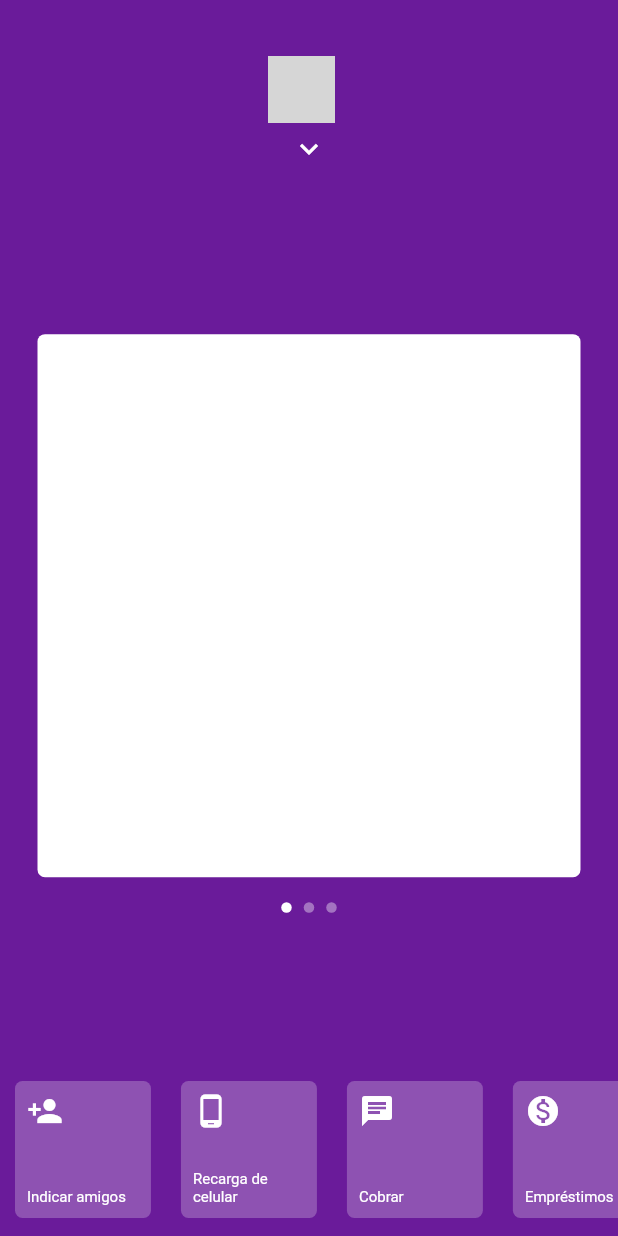
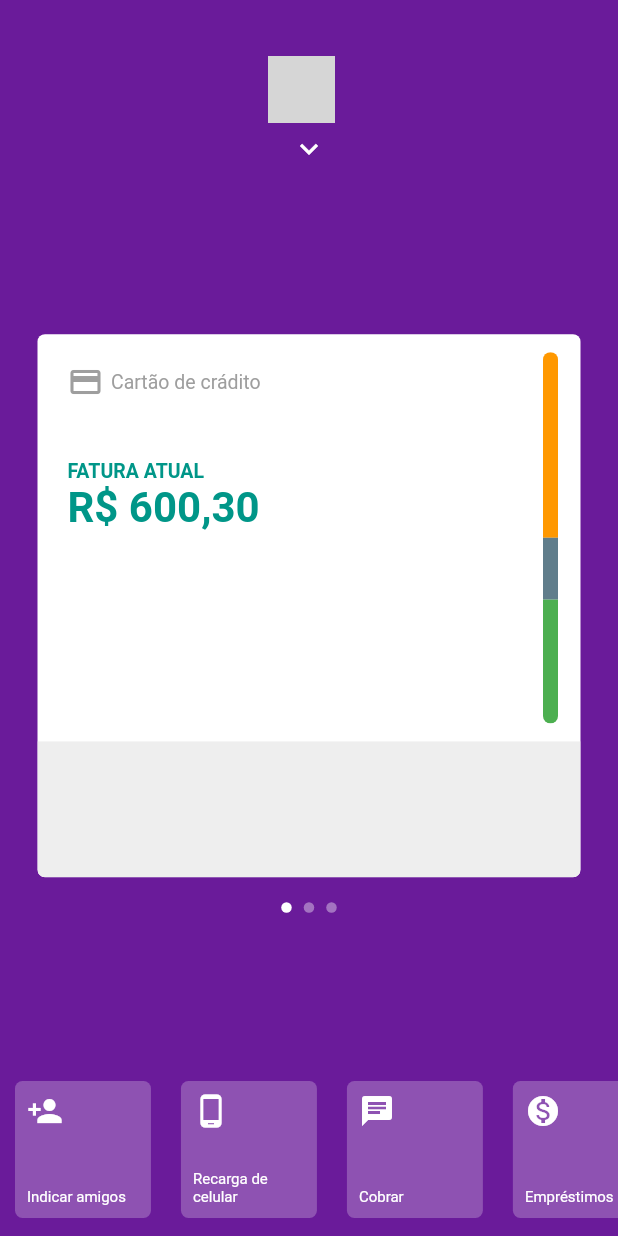
Before and after one commit to maickom88/nubank_inpiration_with_flutter, a Flutter app: the screen it shows after launch, on a phone screen of 412 x 824 dp. Run offline on Flutter 3.47's test engine with Material 2 defaults, Android fonts, the phone set to English and light mode, and no system bars; network calls fail; grey boxes are pictures that could not be loaded.

Commit message:
Card feito

```diff
--- a/lib/pages/home/home_page.dart
+++ b/lib/pages/home/home_page.dart
@@ -1,4 +1,5 @@
 import 'package:flutter/material.dart';
+import 'package:nubank_app/pages/home/widgets/bottom_menu.dart';
 import 'package:nubank_app/pages/home/widgets/item_menu_bottom.dart';
 import 'package:nubank_app/pages/home/widgets/menu_app.dart';
 import 'package:nubank_app/pages/home/widgets/my_dots_app.dart';
@@ -52,6 +53,7 @@ class _HomePageState extends State<HomePage> {
               showMenu: _showMenu,
               top: _screeHeight * 0.18,
             ),
+            BottomMenu(showMenu:  _showMenu,),
             PageViewApp(
               showMenu: _showMenu,
               top:
@@ -95,63 +97,7 @@ class _HomePageState extends State<HomePage> {
               top: _screeHeight * .73,
               currentIndex: _currentIndex,
             ),
-            AnimatedPositioned(
-              duration: Duration(milliseconds: 200),
-              bottom: _showMenu ? 0 + MediaQuery.of(context).padding.bottom : 0,
-              left: 0,
-              right: 0,
-              height: _screeHeight * 0.14,
-              child: AnimatedOpacity(
-                duration: Duration(milliseconds: 200),
-                opacity: _showMenu ? 0 : 1,
-                child: IgnorePointer(
-                  ignoring: _showMenu == true,
-                  child: Container(
-                    child: ListView(
-                        physics: BouncingScrollPhysics(),
-                        scrollDirection: Axis.horizontal,
-                        children: <Widget>[
-                          ItemMenuBottom(
-                            icon: Icons.person_add,
-                            text: "Indicar amigos",
-                          ),
-                          ItemMenuBottom(
-                            icon: Icons.phone_android,
-                            text: "Recarga de celular",
-                          ),
-                          ItemMenuBottom(
-                            icon: Icons.chat,
-                            text: "Cobrar",
-                          ),
-                          ItemMenuBottom(
-                            icon: Icons.monetization_on,
-                            text: "Empréstimos",
-                          ),
-                          ItemMenuBottom(
-                            icon: Icons.move_to_inbox,
-                            text: "Depositar",
-                          ),
-                          ItemMenuBottom(
-                            icon: Icons. mobile_screen_share,
-                            text: "Transferir",
-                          ),
-                          ItemMenuBottom(
-                            icon: Icons. format_align_center,
-                            text: "Ajustar limite",
-                          ),
-                          ItemMenuBottom(
-                            icon: Icons.chrome_reader_mode,
-                            text: "Pagar",
-                          ),
-                          ItemMenuBottom(
-                            icon: Icons.lock_open,
-                            text: "Bloquear cartão",
-                          ),
-                        ]),
-                  ),
-                ),
-              ),
-            )
+
           ],
         ));
   }
--- /dev/null
+++ b/lib/pages/home/widgets/bottom_menu.dart
@@ -0,0 +1,69 @@
+import 'package:flutter/material.dart';
+import 'package:nubank_app/pages/home/widgets/item_menu_bottom.dart';
+
+class BottomMenu extends StatelessWidget {
+
+  final bool showMenu;
+  const BottomMenu({Key key, this.showMenu}) : super(key: key);
+
+  @override
+  Widget build(BuildContext context) {
+    return AnimatedPositioned(
+    duration: Duration(milliseconds: 200),
+    bottom: showMenu ? 0 + MediaQuery.of(context).padding.bottom : 0,
+    left: 0,
+    right: 0,
+    height: MediaQuery.of(context).size.height * 0.14,
+    child: AnimatedOpacity(
+      duration: Duration(milliseconds: 200),
+      opacity: showMenu ? 0 : 1,
+      child: IgnorePointer(
+        ignoring: showMenu == true,
+        child: Container(
+          child: ListView(
+              physics: BouncingScrollPhysics(),
+              scrollDirection: Axis.horizontal,
+              children: <Widget>[
+                ItemMenuBottom(
+                  icon: Icons.person_add,
+                  text: "Indicar amigos",
+                ),
+                ItemMenuBottom(
+                  icon: Icons.phone_android,
+                  text: "Recarga de celular",
+                ),
+                ItemMenuBottom(
+                  icon: Icons.chat,
+                  text: "Cobrar",
+                ),
+                ItemMenuBottom(
+                  icon: Icons.monetization_on,
+                  text: "Empréstimos",
+                ),
+                ItemMenuBottom(
+                  icon: Icons.move_to_inbox,
+                  text: "Depositar",
+                ),
+                ItemMenuBottom(
+                  icon: Icons. mobile_screen_share,
+                  text: "Transferir",
+                ),
+                ItemMenuBottom(
+                  icon: Icons. format_align_center,
+                  text: "Ajustar limite",
+                ),
+                ItemMenuBottom(
+                  icon: Icons.chrome_reader_mode,
+                  text: "Pagar",
+                ),
+                ItemMenuBottom(
+                  icon: Icons.lock_open,
+                  text: "Bloquear cartão",
+                ),
+              ]),
+        ),
+      ),
+    ),
+  );
+  }
+}
--- a/lib/pages/home/widgets/card_app.dart
+++ b/lib/pages/home/widgets/card_app.dart
@@ -3,14 +3,15 @@ import 'package:flutter/material.dart';
 class CardApp extends StatelessWidget {
 
   final double top;
-
-  const CardApp({Key key, this.top}) : super(key: key);
+  final Widget child;
+  const CardApp({Key key, this.top, this.child}) : super(key: key);
 
   @override
   Widget build(BuildContext context) {
     return Padding(
       padding: const EdgeInsets.all(25),
       child: Container(
+        child: child,
         decoration: BoxDecoration(
           borderRadius: BorderRadius.circular(5),
           color: Colors.white,
--- /dev/null
+++ b/lib/pages/home/widgets/first_card.dart
@@ -0,0 +1,104 @@
+import 'package:flutter/material.dart';
+
+class FirstCard extends StatelessWidget {
+  @override
+  Widget build(BuildContext context) {
+    return ClipRRect(
+      borderRadius: BorderRadius.circular(5),
+      child: Column(
+        children: <Widget>[
+          Expanded(
+            flex: 3,
+            child: Container(
+              child: Row(
+                children: <Widget>[
+                  Expanded(
+                    child: Column(
+                      children: <Widget>[
+                        Padding(
+                          padding: const EdgeInsets.all(20),
+                          child: Row(
+                            children: <Widget>[
+                              Icon(
+                                Icons.credit_card,
+                                color: Colors.grey,
+                              ),
+                              SizedBox(width: 5),
+                              Text(
+                                "Cartão de crádito",
+                                style: TextStyle(color: Colors.grey, fontSize: 13),
+                              ),
+                            ],
+                          ),
+                        ),
+                        Padding(
+
+                          padding: const EdgeInsets.only(left:20, top: 20,bottom: 20),
+                          child: Row(
+                            children: <Widget>[
+                              Column(
+                                crossAxisAlignment: CrossAxisAlignment.start,
+                                children: <Widget>[
+                                  Text(
+                                      "FATURA ATUAL",
+                                      style: TextStyle(color: Colors.teal, fontSize: 13, fontWeight: FontWeight.bold),
+                                  ),
+                                  Text(
+                                      "R\$ 600,30",
+                                      textAlign: TextAlign.start,
+                                      style: TextStyle(color: Colors.teal, fontSize: 28, fontWeight: FontWeight.bold),
+                                  ),
+                                ],
+                              ),
+                            ],
+                          ),
+                        )
+                      ],
+
+                    ),
+                  ),
+                  Padding(
+                    padding: const EdgeInsets.only(
+                        top: 12, bottom: 12, left: 10, right: 15),
+                    child: ClipRRect(
+                      borderRadius: BorderRadius.circular(5),
+                      child: Container(
+                        child: Column(children: <Widget>[
+                          Expanded(
+                              child: Container(
+                                color: Colors.orange,
+                              ),
+                              flex: 3),
+                          Expanded(
+                              child: Container(
+                                color: Colors.blueGrey,
+                              ),
+                              flex: 1),
+                          Expanded(
+                              child: Container(
+                                color: Colors.green,
+                              ),
+                              flex: 2),
+                        ]),
+                        width: 10,
+                        decoration: BoxDecoration(
+                          borderRadius: BorderRadius.circular(5),
+                        ),
+                      ),
+                    ),
+                  )
+                ],
+              ),
+            ),
+          ),
+          Expanded(
+            flex: 1,
+            child: Container(
+              color: Colors.grey[200],
+            ),
+          ),
+        ],
+      ),
+    );
+  }
+}
--- a/lib/pages/home/widgets/page_view_app.dart
+++ b/lib/pages/home/widgets/page_view_app.dart
@@ -1,4 +1,5 @@
 import 'package:flutter/material.dart';
+import 'package:nubank_app/pages/home/widgets/first_card.dart';
 import 'card_app.dart';
 
 
@@ -26,7 +27,9 @@ class PageViewApp extends StatelessWidget {
           onPageChanged: onChanged,
           physics: showMenu ? NeverScrollableScrollPhysics() : BouncingScrollPhysics(),
           children: <Widget>[
-            CardApp(),
+            CardApp(
+              child: FirstCard(),
+            ),
             CardApp(),
             CardApp(),
           ],
```
